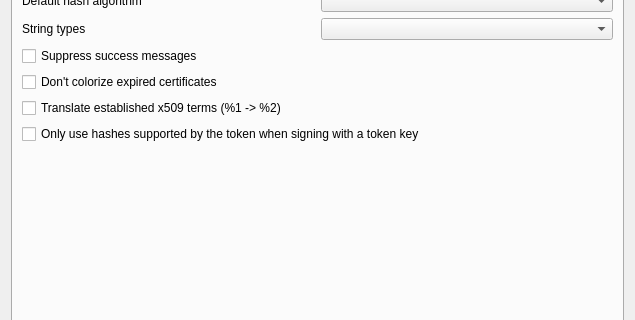
Before: the Qt Designer form ui/Options.ui in chris2511/xca, drawn with Qt 5; both pictures show x 0 to 635 and y 85 to 405 of the 635 by 500 pixel window.
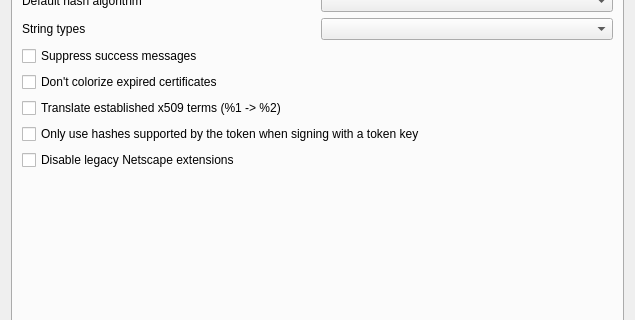
After: the same form once the commit is applied. Custom widgets are drawn as their Qt base class.

Commit message:
Add option for disabling the very very legacy Netscape extensions
Maybe this setting will become the default in future releases....

```diff
--- a/ui/Options.ui
+++ b/ui/Options.ui
@@ -115,6 +115,13 @@
          </property>
         </widget>
        </item>
+       <item>
+        <widget class="QCheckBox" name="disableNetscape">
+         <property name="text">
+          <string>Disable legacy Netscape extensions</string>
+         </property>
+        </widget>
+       </item>
        <item>
         <spacer name="verticalSpacer_2">
          <property name="orientation">
```
The commit also changes 6 other files.
